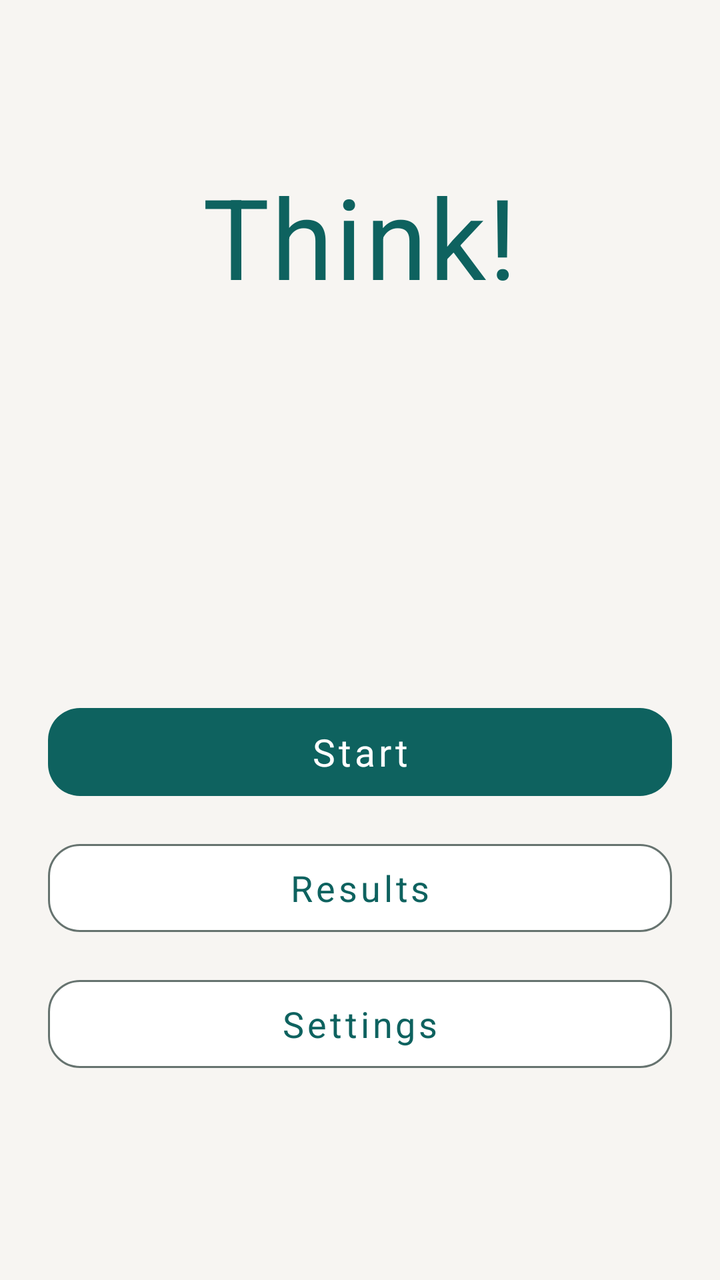
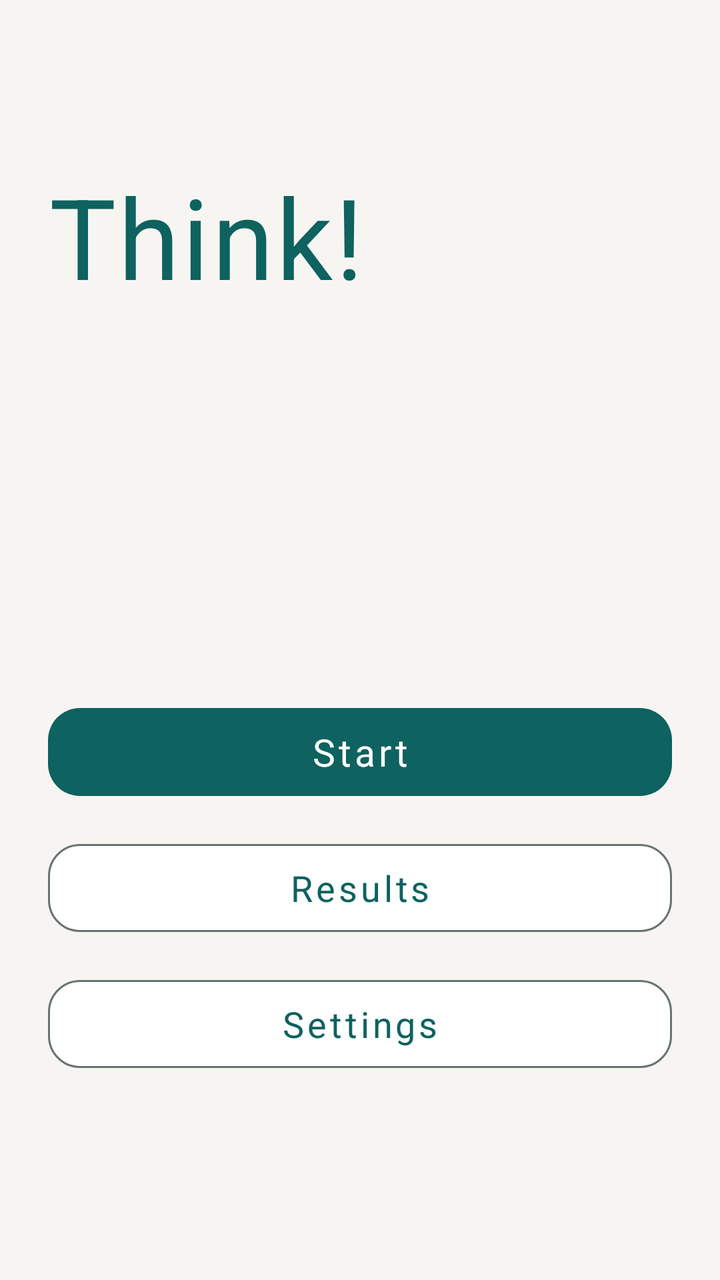

Two renders of the same Android screen: before a commit and after it. Below are the layout's source before the change and the commit's diff.
<!-- AndroidManifest.xml: application theme Theme.Think -->
<!-- res/layout/activity_main.xml -->
<?xml version="1.0" encoding="utf-8"?>
<androidx.constraintlayout.widget.ConstraintLayout
    xmlns:android="http://schemas.android.com/apk/res/android"
    xmlns:app="http://schemas.android.com/apk/res-auto"
    xmlns:tools="http://schemas.android.com/tools"
    android:layout_width="match_parent"
    android:layout_height="match_parent"
    android:background="@color/game_background"
    android:paddingStart="24dp"
    android:paddingTop="24dp"
    android:paddingEnd="24dp"
    android:paddingBottom="24dp"
    tools:context=".MainActivity">

    <TextView
        android:id="@+id/textGameTitle"
        android:layout_width="wrap_content"
        android:layout_height="wrap_content"
        android:fontFamily="sans-serif-medium"
        android:includeFontPadding="false"
        android:letterSpacing="0.02"
        android:text="@string/app_name"
        android:textColor="@color/game_primary"
        android:textSize="56sp"
        app:layout_constraintBottom_toTopOf="@id/brandSpacer"
        app:layout_constraintEnd_toEndOf="parent"
        app:layout_constraintStart_toStartOf="parent"
        app:layout_constraintTop_toTopOf="parent"
        app:layout_constraintVertical_bias="0.44" />

    <Space
        android:id="@+id/brandSpacer"
        android:layout_width="48dp"
        android:layout_height="4dp"
        android:layout_marginTop="14dp"
        app:layout_constraintBottom_toTopOf="@id/menuContainer"
        app:layout_constraintEnd_toEndOf="parent"
        app:layout_constraintStart_toStartOf="parent"
        app:layout_constraintTop_toBottomOf="@id/textGameTitle" />

    <LinearLayout
        android:id="@+id/menuContainer"
        android:layout_width="0dp"
        android:layout_height="wrap_content"
        android:layout_marginTop="48dp"
        android:layout_marginBottom="12dp"
        android:gravity="center"
        android:orientation="vertical"
        app:layout_constraintBottom_toBottomOf="parent"
        app:layout_constraintEnd_toEndOf="parent"
        app:layout_constraintStart_toStartOf="parent"
        app:layout_constraintTop_toBottomOf="@id/brandSpacer"
        app:layout_constraintWidth_max="440dp">

        <com.google.android.material.button.MaterialButton
            android:id="@+id/buttonStartGame"
            style="@style/ThinkMainMenuButton"
            android:layout_width="match_parent"
            android:layout_height="wrap_content"
            android:layout_marginBottom="12dp"
            android:text="@string/start_game" />

        <com.google.android.material.button.MaterialButton
            android:id="@+id/buttonResults"
            style="@style/ThinkMainMenuButton.Secondary"
            android:layout_width="match_parent"
            android:layout_height="wrap_content"
            android:layout_marginBottom="12dp"
            android:text="@string/results" />

        <com.google.android.material.button.MaterialButton
            android:id="@+id/buttonSettings"
            style="@style/ThinkMainMenuButton.Secondary"
            android:layout_width="match_parent"
            android:layout_height="wrap_content"
            android:text="@string/settings" />
    </LinearLayout>

</androidx.constraintlayout.widget.ConstraintLayout>
<!-- resources referenced by this layout -->
<resources>
  <color name="game_background">#F7F5F2</color>
  <color name="game_primary">#0E625F</color>
  <string name="app_name" translatable="false">Think!</string>
  <string name="results">Results</string>
  <string name="settings">Settings</string>
  <string name="start_game">Start</string>
  <style name="ThinkMainMenuButton" parent="ThinkButton">
          <item name="android:textSize">19sp</item>
      </style>
  <style name="ThinkMainMenuButton.Secondary" parent="ThinkButton.Secondary">
          <item name="android:textSize">18sp</item>
      </style>
  <style name="Theme.Think" parent="@style/ThinkSystemBarsTheme" />
  <style name="ThinkButton" parent="Widget.MaterialComponents.Button">
          <item name="android:minHeight">56dp</item>
          <item name="android:minWidth">0dp</item>
          <item name="android:paddingStart">24dp</item>
          <item name="android:paddingEnd">24dp</item>
          <item name="android:textAllCaps">false</item>
          <item name="android:textSize">17sp</item>
          <item name="android:textColor">@color/button_primary_text</item>
          <item name="android:fontFamily">sans-serif-medium</item>
          <item name="backgroundTint">@color/button_primary_background</item>
          <item name="rippleColor">@color/ripple_neutral</item>
          <item name="cornerRadius">16dp</item>
          <item name="elevation">0dp</item>
          <item name="android:stateListAnimator">@null</item>
      </style>
  <style name="ThinkButton.Secondary" parent="ThinkButton">
          <item name="android:textColor">@color/button_secondary_text</item>
          <item name="backgroundTint">@color/button_secondary_background</item>
          <item name="strokeColor">@color/outline_strong</item>
          <item name="strokeWidth">1dp</item>
          <item name="rippleColor">@color/ripple_primary</item>
      </style>
  <style name="ThinkSystemBarsTheme" parent="@style/ThinkBaseTheme" />
  <color name="ripple_neutral">#1F20242B</color>
  <color name="outline_strong">#66736F</color>
  <color name="ripple_primary">#330E625F</color>
  <color name="game_primary_variant">#0B504D</color>
  <color name="game_on_primary">#FFFFFF</color>
  <color name="game_surface">#FFFFFF</color>
  <color name="text_primary">#20242B</color>
  <color name="game_error">#B3261E</color>
  <color name="on_error">#FFFFFF</color>
  <color name="text_secondary">#59616B</color>
  <style name="ThemeOverlay.Think.MaterialAlertDialog" parent="ThemeOverlay.MaterialComponents.MaterialAlertDialog">
          <item name="colorPrimary">@color/game_primary</item>
          <item name="colorSurface">@color/game_surface</item>
          <item name="colorOnSurface">@color/text_primary</item>
          <item name="android:textColorPrimary">@color/text_primary</item>
          <item name="android:textColorSecondary">@color/text_secondary</item>
          <item name="shapeAppearanceOverlay">@style/ThinkDialogShape</item>
      </style>
  <style name="ThinkDialogShape">
          <item name="cornerFamily">rounded</item>
          <item name="cornerSize">20dp</item>
      </style>
  <!-- unchanged entries left out for length: 1 -->
</resources>

<!-- the commit's change to res/layout/activity_main.xml (unified diff, before → after) -->
@@ -1,24 +1,35 @@
 <?xml version="1.0" encoding="utf-8"?>
-<androidx.constraintlayout.widget.ConstraintLayout
+<androidx.core.widget.NestedScrollView
     xmlns:android="http://schemas.android.com/apk/res/android"
     xmlns:app="http://schemas.android.com/apk/res-auto"
     xmlns:tools="http://schemas.android.com/tools"
     android:layout_width="match_parent"
     android:layout_height="match_parent"
     android:background="@color/game_background"
-    android:paddingStart="24dp"
-    android:paddingTop="24dp"
-    android:paddingEnd="24dp"
-    android:paddingBottom="24dp"
+    android:fillViewport="true"
+    android:overScrollMode="ifContentScrolls"
     tools:context=".MainActivity">
+
+    <androidx.constraintlayout.widget.ConstraintLayout
+        android:layout_width="match_parent"
+        android:layout_height="wrap_content"
+        android:paddingStart="24dp"
+        android:paddingTop="24dp"
+        android:paddingEnd="24dp"
+        android:paddingBottom="24dp">
 
     <TextView
         android:id="@+id/textGameTitle"
-        android:layout_width="wrap_content"
+        android:layout_width="0dp"
         android:layout_height="wrap_content"
+        android:autoSizeMaxTextSize="56sp"
+        android:autoSizeMinTextSize="36sp"
+        android:autoSizeStepGranularity="1sp"
+        android:autoSizeTextType="uniform"
         android:fontFamily="sans-serif-medium"
         android:includeFontPadding="false"
         android:letterSpacing="0.02"
+        android:maxLines="1"
         android:text="@string/app_name"
         android:textColor="@color/game_primary"
         android:textSize="56sp"
@@ -76,4 +87,6 @@
             android:text="@string/settings" />
     </LinearLayout>
 
-</androidx.constraintlayout.widget.ConstraintLayout>
+    </androidx.constraintlayout.widget.ConstraintLayout>
+
+</androidx.core.widget.NestedScrollView>
<!-- resource entries referenced after the edit -->
@@ -8,9 +8,11 @@
   <string name="start_game">Start</string>
   <style name="ThinkMainMenuButton" parent="ThinkButton">
           <item name="android:textSize">19sp</item>
+          <item name="android:autoSizeMaxTextSize">19sp</item>
       </style>
   <style name="ThinkMainMenuButton.Secondary" parent="ThinkButton.Secondary">
           <item name="android:textSize">18sp</item>
+          <item name="android:autoSizeMaxTextSize">18sp</item>
       </style>
   <style name="Theme.Think" parent="@style/ThinkSystemBarsTheme" />
   <style name="ThinkButton" parent="Widget.MaterialComponents.Button">
@@ -20,6 +22,12 @@
           <item name="android:paddingEnd">24dp</item>
           <item name="android:textAllCaps">false</item>
           <item name="android:textSize">17sp</item>
+          <item name="android:autoSizeTextType">uniform</item>
+          <item name="android:autoSizeMinTextSize">14sp</item>
+          <item name="android:autoSizeMaxTextSize">17sp</item>
+          <item name="android:autoSizeStepGranularity">1sp</item>
+          <item name="android:maxLines">2</item>
+          <item name="android:gravity">center</item>
           <item name="android:textColor">@color/button_primary_text</item>
           <item name="android:fontFamily">sans-serif-medium</item>
           <item name="backgroundTint">@color/button_primary_background</item>
@@ -35,7 +43,10 @@
           <item name="strokeWidth">1dp</item>
           <item name="rippleColor">@color/ripple_primary</item>
       </style>
-  <style name="ThinkSystemBarsTheme" parent="@style/ThinkBaseTheme" />
+  <style name="ThinkSystemBarsTheme" parent="@style/ThinkBaseTheme">
+          <item name="android:windowLightStatusBar">@bool/light_system_bars</item>
+          <item name="android:windowLightNavigationBar">@bool/light_system_bars</item>
+      </style>
   <color name="ripple_neutral">#1F20242B</color>
   <color name="outline_strong">#66736F</color>
   <color name="ripple_primary">#330E625F</color>
